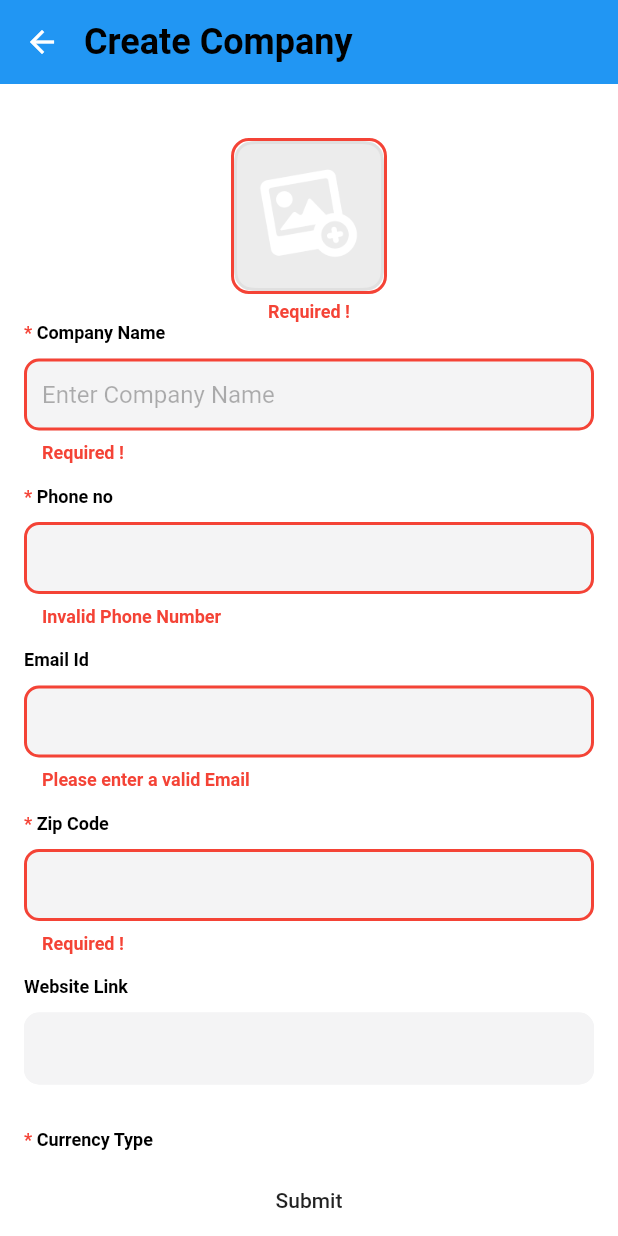
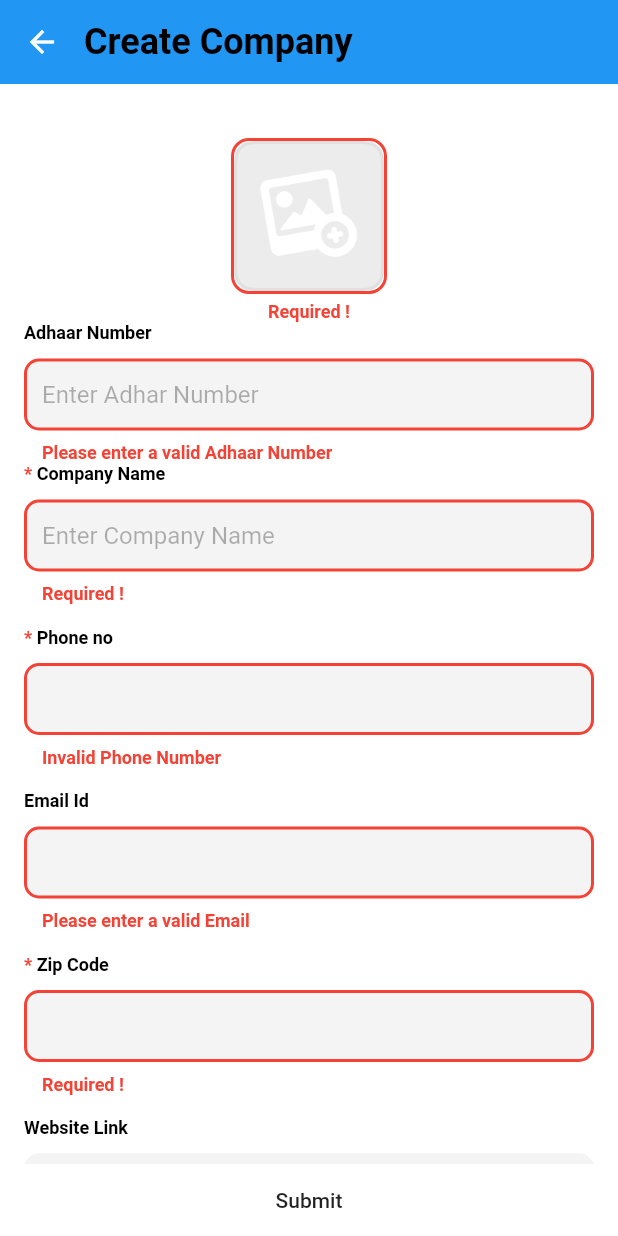
Before and after one commit to santhoshvgts/vgts_plugin, a Flutter app: the screen it shows after launch, after a tap on "Submit", on a phone screen of 412 x 824 dp. Run offline on Flutter 3.47's test engine with Material 2 defaults, Android fonts, the phone set to English and light mode, and no system bars; our stand-ins replace flutter_image_compress, get_it, image_picker, stacked.

Commit message:
Adhaar Number Validator & Formatter Added

```diff
--- a/example/lib/add_company_basicinfo.dart
+++ b/example/lib/add_company_basicinfo.dart
@@ -43,6 +43,17 @@ class CompanyBasicInfoPage extends ViewModelBuilderWidget<CreateCompanyViewModel
                         ImageField(
                           viewModel.itemImageController,
                           margin: EdgeInsets.only(top: 20),
+                        ),
+
+                        EditTextField(
+                          "Adhaar Number",
+                          viewModel.adhaarNumberController,
+                          placeholder: "Enter Adhar Number",
+                          //  margin: EdgeInsets.only(top: 15.0),
+                          onChanged: (value) {},
+                          onSubmitted: (val) {
+
+                          },
                         ),
 
                         EditTextField(
--- a/example/lib/create_company_viewmodel.dart
+++ b/example/lib/create_company_viewmodel.dart
@@ -3,6 +3,8 @@ import 'package:flutter/material.dart';
 import 'package:stacked/stacked.dart';
 import 'package:vgts_plugin/form/image_field.dart';
 import 'package:vgts_plugin/form/utils/form_field_controller.dart';
+import 'package:vgts_plugin/form/utils/input_formatter.dart';
+import 'package:vgts_plugin/form/utils/input_validator.dart';
 import 'package:vgts_plugin/vgts_plugin.dart';
 import 'package:vgts_plugin_example/currency.dart';
 
@@ -12,6 +14,11 @@ class CreateCompanyViewModel extends BaseViewModel {
 
   ImageFieldController itemImageController = ImageFieldController(ValueKey("imgImage"));
 
+  FormFieldController adhaarNumberController = FormFieldController(
+      ValueKey("txtCompanyName"),
+    inputFormatter: InputFormatter.adhaarNoFormatter,
+    validator: InputValidator.adhaarValidator
+  );
   NameFormFieldController companyNameController = NameFormFieldController(ValueKey("txtCompanyName"));
   NameFormFieldController fullNameController = NameFormFieldController(ValueKey("txtFullName"));
   PhoneFormFieldController phoneController = PhoneFormFieldController(ValueKey("txtPhone"));
--- a/lib/form/utils/input_validator.dart
+++ b/lib/form/utils/input_validator.dart
@@ -44,4 +44,12 @@ class InputValidator {
     return null;
   }
 
+  static String? adhaarValidator(String? value) {
+    if (!RegExp(r"[0-9]{4}[\\ ][0-9]{4}[\\ ][0-9]{4}$").hasMatch(value!)) {
+      return "Please enter a valid Adhaar Number";
+    }
+
+    return null;
+  }
+
 }
```
Also changed, not shown: lib/form/utils/input_formatter.dart (+37 -1 lines), 3 other files.
